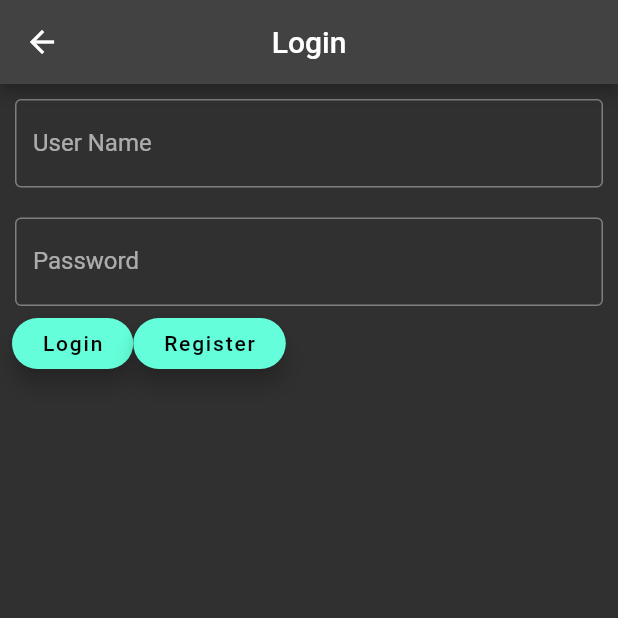
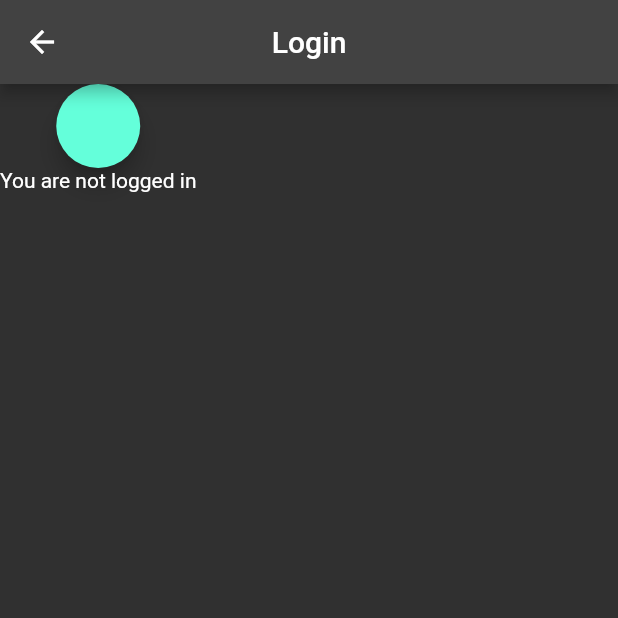
Before and after one commit to CPNV-INFO/TPI_CRYPTOFEED, a Flutter app: the screen it shows after launch, in the side drawer, after a tap on "Login", on a phone screen of 412 x 824 dp, the top half of it. Run offline on Flutter 3.47's test engine with Material 2 defaults, Android fonts, the phone set to English and light mode, and no system bars; our stand-ins replace firebase_core, google_sign_in, pull_to_refresh; accounts and stored records are empty; network calls fail.

```diff
--- /dev/null
+++ b/CryptoFeed/lib/config/all.dart
@@ -0,0 +1 @@
+export 'firebase_auth.dart';
--- /dev/null
+++ b/CryptoFeed/lib/config/firebase_auth.dart
@@ -0,0 +1,8 @@
+import 'package:firebase_core/firebase_core.dart';
+import 'package:flutter/cupertino.dart';
+import '../firebase_options.dart';
+import 'package:google_sign_in/google_sign_in.dart';
+
+final GoogleSignIn _googleSignIn = GoogleSignIn(scopes: ['email']);
+
+final GoogleSignInAccount? user = _googleSignIn.currentUser;
--- a/CryptoFeed/lib/views/login.dart
+++ b/CryptoFeed/lib/views/login.dart
@@ -1,4 +1,5 @@
 import 'package:flutter/material.dart';
+import 'package:google_sign_in/google_sign_in.dart';
 
 class LoginPage extends StatefulWidget {
   const LoginPage({Key? key}) : super(key: key);
@@ -7,64 +8,26 @@ class LoginPage extends StatefulWidget {
   State<LoginPage> createState() => _LoginPageState();
 }
 class _LoginPageState extends State<LoginPage> {
-  TextEditingController nameController = TextEditingController();
-  TextEditingController passwordController = TextEditingController();
+  final GoogleSignIn _googleSignIn = GoogleSignIn(scopes: ['email']);
 
   @override
   Widget build(BuildContext context) {
+    GoogleSignInAccount? user = _googleSignIn.currentUser;
     return Scaffold(
       appBar: AppBar(
         title: const Text('Login'),
         centerTitle: true,
       ),
-      body: ListView(
-        children: <Widget>[
-          Container(
-            padding: const EdgeInsets.all(10),
-            child: TextField(
-              controller: nameController,
-              decoration: const InputDecoration(
-                border: OutlineInputBorder(),
-                labelText: 'User Name',
-              ),
-            ),
-          ),
-          Container(
-            padding: const EdgeInsets.fromLTRB(10, 10, 10, 0),
-            child: TextField(
-              obscureText: true,
-              controller: passwordController,
-              decoration: const InputDecoration(
-                border: OutlineInputBorder(),
-                labelText: 'Password',
-              ),
-            ),
-          ),
-          Container(
-              height: 50,
-              padding: const EdgeInsets.all(8),
-              child: Expanded(
-                child: Row(
-                  children: <Widget>[
-                    FloatingActionButton.extended(
-                      label: const Text('Login'),
-                      onPressed: () {
-                        nameController.text = "";
-                        passwordController.text = "";
-                      },
-                    ),
-                    FloatingActionButton.extended(
-                      label: const Text('Register'),
-                      onPressed: () {
-
-                      },
-                    )
-                  ],
-                ),
-              )
-          ),
+      body: Column(
+        children: [
+          FloatingActionButton(
+              onPressed: () async {
+            await _googleSignIn.signIn();
+            setState(() {});
+          }),
+          Text('You are '+(user == null ? 'not logged in' : user.email))
         ],
-      ),
+      )
     );
   }
 }
```
Also changed, not shown: CryptoFeed/pubspec.yaml (+4 -3 lines), CryptoFeed/lib/firebase_options.dart (added), CryptoFeed/pubspec.lock, 4 other files.
